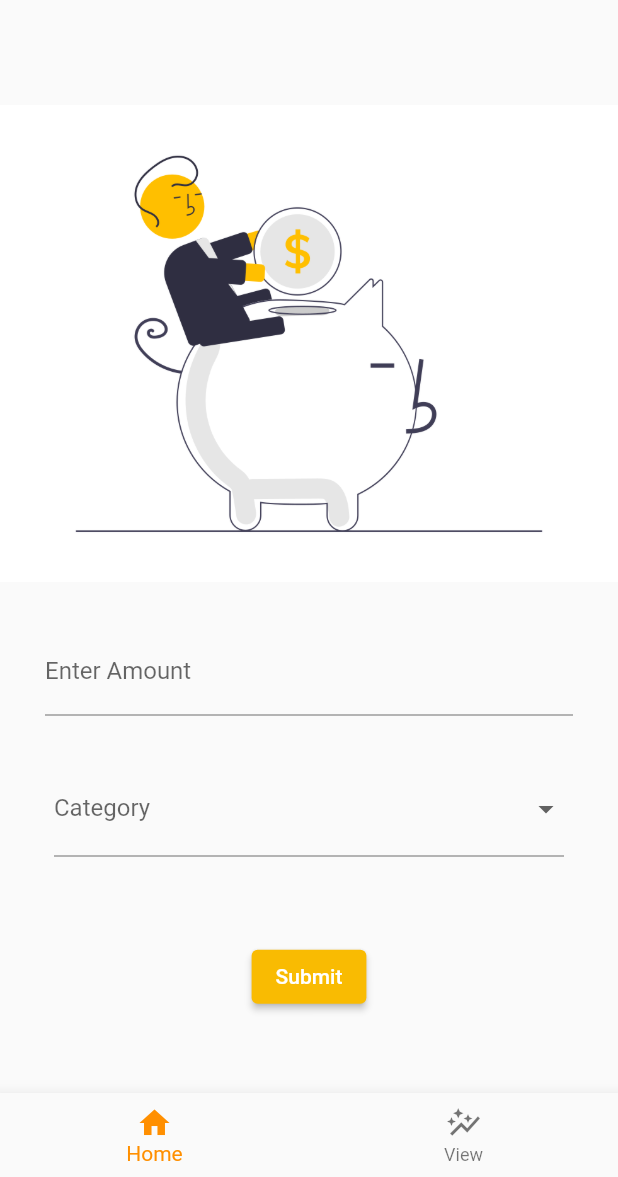
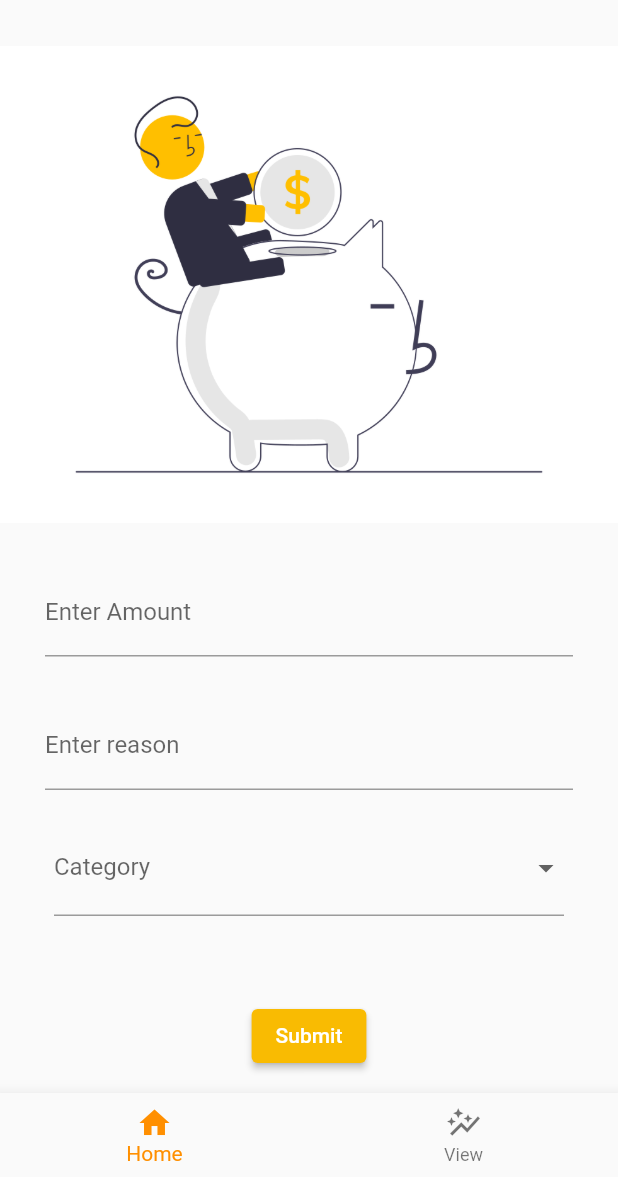
Before and after one commit to Khalid-212/budgplan, a Flutter app: the screen it shows after launch, on a phone screen of 412 x 824 dp, the part 59-1236 px from its top. Run offline on Flutter 3.47's test engine with Material 2 defaults, Android fonts, the phone set to English and light mode, and no system bars; our stand-ins replace charts_flutter, pie_chart, sqflite; accounts and stored records are empty.

Commit message:
add reason attribute

```diff
--- a/lib/Home.dart
+++ b/lib/Home.dart
@@ -38,6 +38,7 @@ class _homePageState extends State<homePage> {
       amount: amount,
       category: category,
       date: date,
+      reason: reason,
     );
 
     await FinanceDataBase.instance.create(data);
@@ -76,6 +77,25 @@ class _homePageState extends State<homePage> {
                     decoration: const InputDecoration(
                       border: UnderlineInputBorder(),
                       labelText: 'Enter Amount',
+                    ),
+                  ),
+                ),
+                Padding(
+                  padding: const EdgeInsets.fromLTRB(30, 0, 30, 20),
+                  child: TextFormField(
+                    keyboardType: TextInputType.number,
+                    validator: (value) {
+                      if (value == null || value.isEmpty) {
+                        return 'Please enter some text';
+                      }
+                      return null;
+                    },
+                    onChanged: (value) => setState(() {
+                      reason = value.toString();
+                    }),
+                    decoration: const InputDecoration(
+                      border: UnderlineInputBorder(),
+                      labelText: 'Enter reason',
                     ),
                   ),
                 ),
--- a/lib/models/data_model.dart
+++ b/lib/models/data_model.dart
@@ -10,6 +10,7 @@ class financeFields {
   static final String amount = 'amount';
   static final String category = 'category';
   static final String date = 'date';
+  static final String reason = 'reason';
 }
 
 class Data {
@@ -17,12 +18,14 @@ class Data {
   final int amount;
   final String category;
   final String date;
+  final String reason;
 
   const Data({
     required this.amount,
     this.id,
     required this.category,
     required this.date,
+    required this.reason,
   });
 
   Data copy({
@@ -30,12 +33,14 @@ class Data {
     int? amount,
     String? category,
     String? date,
+    String? reason,
   }) =>
       Data(
         id: id ?? this.id,
         amount: amount ?? this.amount,
         category: category ?? this.category,
         date: date ?? this.date,
+        reason: reason ?? this.reason,
       );
 
   static Data fromJson(Map<String, Object?> json) => Data(
@@ -43,6 +48,7 @@ class Data {
         amount: json[financeFields.amount] as int,
         category: json[financeFields.category] as String,
         date: json[financeFields.date] as String,
+        reason: json[financeFields.reason] as String,
       );
 
   Map<String, Object?> toJson() => {
@@ -50,5 +56,6 @@ class Data {
         financeFields.amount: amount,
         financeFields.category: category,
         financeFields.date: date,
+        financeFields.reason: reason,
       };
 }
--- a/lib/services/database.dart
+++ b/lib/services/database.dart
@@ -31,13 +31,15 @@ class FinanceDataBase {
     final amount = 'INTEGER NOT NULL';
     final date = 'TEXT NOT NULL';
     final category = 'TEXT NOT NULL';
+    final reason = 'TEXT NOT NULL';
 
     await db.execute('''
       CREATE TABLE $tableFinance(
         ${financeFields.id} $idType,
         ${financeFields.amount} $amount,
         ${financeFields.date} $date,
-        ${financeFields.category} $category
+        ${financeFields.category} $category,
+        ${financeFields.reason} $reason
       )
 ''');
   }
@@ -60,7 +62,7 @@ class FinanceDataBase {
 
   Future<List<Data>> readAllData() async {
     final db = await instance.database;
-    final orderBy = '${financeFields.date} ASC';
+    final orderBy = '${financeFields.date} DESC';
     final result = await db!.query(tableFinance, orderBy: orderBy);
     return result.map((json) => Data.fromJson(json)).toList();
   }
@@ -71,6 +73,8 @@ class FinanceDataBase {
         where: '${financeFields.id} = ?', whereArgs: [id]);
   }
 
+  // sync the data
+
   Future close() async {
     final db = await instance.database;
     db?.close();
```
Also changed, not shown: lib/PieChartPage.dart (+27 -10 lines), lib/list_page.dart (+92 -19 lines).
